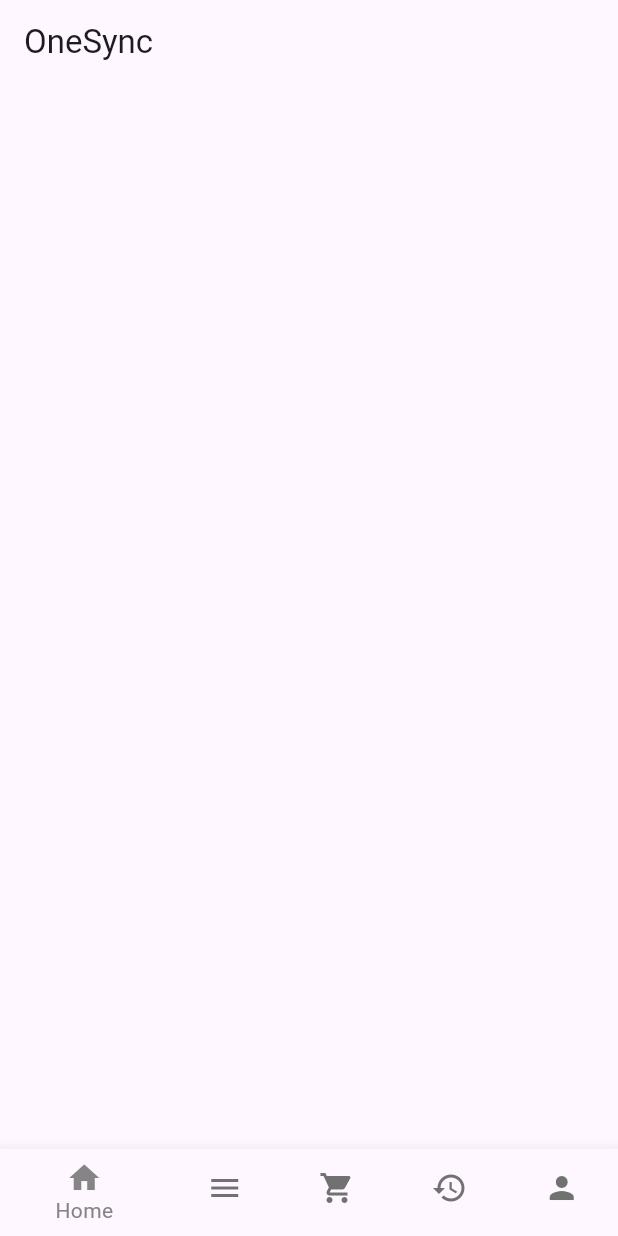
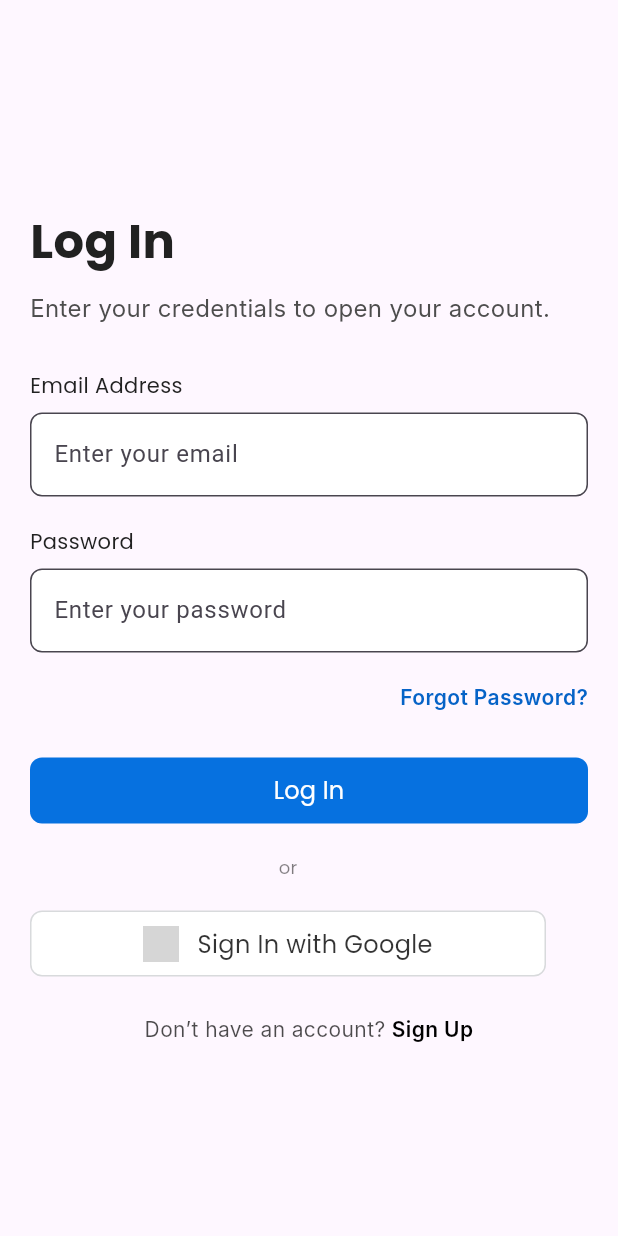
Before and after one commit to albertomarkallen/OneSync, a Flutter app: the screen it shows after launch, on a phone screen of 412 x 824 dp. Run offline on Flutter 3.47's test engine with Material 3 defaults, Android fonts, the phone set to English and light mode, and no system bars; our stand-ins replace cloud_firestore, dotted_border, firebase_auth, firebase_core, firebase_database, firebase_storage and 1 more; accounts and stored records are empty; network calls fail; Roboto replaces fonts that are missing (Inter); grey boxes are pictures that could not be loaded.

Commit message:
[Feature][Krennt] - Created Login/Signup - Used authenticationWrapper to Conditional Render Home

```diff
--- /dev/null
+++ b/lib/authenticationWrapper.dart
@@ -0,0 +1,28 @@
+import 'package:firebase_auth/firebase_auth.dart';
+import 'package:flutter/material.dart';
+import 'package:onesync/screens/home_screen.dart';
+import 'package:onesync/screens/login.dart';
+
+class AuthenticationWrapper extends StatefulWidget {
+  @override
+  _AuthenticationWrapperState createState() => _AuthenticationWrapperState();
+}
+
+class _AuthenticationWrapperState extends State<AuthenticationWrapper> {
+  @override
+  Widget build(BuildContext context) {
+    return StreamBuilder(
+      stream: FirebaseAuth.instance.authStateChanges(),
+      builder: (ctx, userSnapshot) {
+        if (userSnapshot.connectionState == ConnectionState.waiting) {
+          return CircularProgressIndicator(); // Show a loading indicator while checking authentication state
+        }
+        if (userSnapshot.hasData) {
+          return HomeScreen(); // User is logged in, show home screen
+        } else {
+          return LoginScreen(); // User is not logged in, show login screen
+        }
+      },
+    );
+  }
+}
--- a/lib/main.dart
+++ b/lib/main.dart
@@ -1,10 +1,9 @@
+import 'package:firebase_core/firebase_core.dart';
 import 'package:flutter/material.dart';
+import 'package:onesync/authenticationWrapper.dart';
 import 'package:onesync/firebase_options.dart';
-import 'package:onesync/navigation.dart';
-// ignore: unused_import
-import 'package:onesync/screens/product_details_screen.dart';
 import 'package:onesync/screens/add_product_screen.dart';
-import 'package:firebase_core/firebase_core.dart';
+import 'package:onesync/screens/login.dart';
 
 Future<void> main() async {
   WidgetsFlutterBinding.ensureInitialized();
@@ -13,26 +12,18 @@
 }
 
 class MyApp extends StatelessWidget {
-  const MyApp({super.key});
-
   @override
   Widget build(BuildContext context) {
     return MaterialApp(
       routes: {
         '/addProduct': (context) => AddProductScreen(),
-
-
-        // Other routes...
+        '/Login': (context) => LoginScreen(),
       },
       theme: ThemeData(
           // Add your theme customizations here
           ),
-      home: Scaffold(
-        appBar: AppBar(
-          title: const Text('OneSync'),
-        ),
-        bottomNavigationBar: Navigation(),
-      ),
+      home:
+          AuthenticationWrapper(), // Use AuthenticationWrapper as the first screen
     );
   }
 }
--- /dev/null
+++ b/lib/screens/login.dart
@@ -0,0 +1,276 @@
+import 'package:firebase_auth/firebase_auth.dart';
+import 'package:flutter/material.dart';
+import 'package:onesync/screens/SignUpScreen.dart';
+import 'package:onesync/screens/utils.dart';
+
+class LoginScreen extends StatelessWidget {
+  final TextEditingController _emailController = TextEditingController();
+  final TextEditingController _passwordController = TextEditingController();
+
+  @override
+  Widget build(BuildContext context) {
+    return Scaffold(
+      body: Center(
+        child: Padding(
+          padding: const EdgeInsets.symmetric(horizontal: 20),
+          child: Column(
+            mainAxisAlignment: MainAxisAlignment.center,
+            crossAxisAlignment: CrossAxisAlignment.start,
+            children: [
+              const Text(
+                'Log In',
+                style: TextStyle(
+                  color: Color(0xFF212121),
+                  fontSize: 32,
+                  fontFamily: 'Poppins',
+                  fontWeight: FontWeight.w700,
+                ),
+              ),
+              const SizedBox(height: 10),
+              const Text(
+                'Enter your credentials to open your account.',
+                style: TextStyle(
+                  color: Color(0xFF4D4D4D),
+                  fontSize: 16,
+                  fontFamily: 'Inter',
+                  fontWeight: FontWeight.w400,
+                ),
+              ),
+              const SizedBox(height: 30),
+              buildInputField('Email Address', _emailController),
+              const SizedBox(height: 20),
+              buildInputField('Password', _passwordController,
+                  isPassword: true),
+              const SizedBox(height: 20),
+              forgotPassword(),
+              const SizedBox(height: 30),
+              buildLoginButton(context),
+              const SizedBox(height: 20),
+              signWithGoogle(context),
+              const SizedBox(height: 30),
+              dontHaveAnAccount(context),
+            ],
+          ),
+        ),
+      ),
+    );
+  }
+
+  Widget signWithGoogle(BuildContext context) {
+    return SizedBox(
+      width: 344,
+      height: 86,
+      child: Column(
+        children: [
+          SizedBox(
+            width: double.infinity,
+            height: 18,
+            child: Align(
+              alignment: Alignment.center,
+              child: Text(
+                'or',
+                style: TextStyle(
+                  color: Colors.black.withOpacity(0.5),
+                  fontSize: 12,
+                  fontFamily: 'Poppins',
+                  fontWeight: FontWeight.w400,
+                ),
+              ),
+            ),
+          ),
+          const SizedBox(height: 20),
+          GestureDetector(
+            onTap: () {},
+            child: Container(
+              width: double.infinity,
+              height: 44,
+              padding: const EdgeInsets.symmetric(horizontal: 20),
+              clipBehavior: Clip.antiAlias,
+              decoration: BoxDecoration(
+                color: Colors.white,
+                border: Border.all(width: 1, color: Color(0xFFD8DADC)),
+                borderRadius: BorderRadius.circular(8),
+              ),
+              child: Row(
+                mainAxisAlignment: MainAxisAlignment.center,
+                children: [
+                  Container(
+                    width: 24,
+                    height: 24,
+                    decoration: const BoxDecoration(
+                      image: DecorationImage(
+                        image:
+                            NetworkImage("https://via.placeholder.com/24x24"),
+                        fit: BoxFit.fill,
+                      ),
+                    ),
+                  ),
+                  const SizedBox(width: 12),
+                  Align(
+                    alignment: Alignment.center,
+                    child: Text(
+                      'Sign In with Google',
+                      style: TextStyle(
+                        color: Colors.black.withOpacity(0.800000011920929),
+                        fontSize: 16,
+                        fontFamily: 'Poppins',
+                        fontWeight: FontWeight.w500,
+                        height: 0,
+                      ),
+                    ),
+                  ),
+                ],
+              ),
+            ),
+          ),
+        ],
+      ),
+    );
+  }
+
+  Widget dontHaveAnAccount(BuildContext context) {
+    return GestureDetector(
+      onTap: () {
+        Navigator.of(context).pushReplacement(
+          MaterialPageRoute(builder: (context) => const SignUpScreen()),
+        );
+      },
+      child: Align(
+        alignment: Alignment.center,
+        child: Column(
+          children: [
+            Text.rich(
+              TextSpan(
+                children: [
+                  TextSpan(
+                    text: 'Don’t have an account? ',
+                    style: TextStyle(
+                      color: Colors.black.withOpacity(0.7),
+                      fontSize: 14,
+                      fontFamily: 'Inter',
+                      fontWeight: FontWeight.w400,
+                      height: 0.09,
+                    ),
+                  ),
+                  const TextSpan(
+                    text: 'Sign Up',
+                    style: TextStyle(
+                      color: Colors.black,
+                      fontSize: 14,
+                      fontFamily: 'Inter',
+                      fontWeight: FontWeight.w600,
+                      height: 0.09,
+                    ),
+                  ),
+                ],
+              ),
+              textAlign: TextAlign.center,
+            ),
+          ],
+        ),
+      ),
+    );
+  }
+
+  Widget forgotPassword() {
+    return Align(
+      alignment: Alignment.bottomRight,
+      child: GestureDetector(
+        onTap: () {
+          // Add functionality for forgot password
+        },
+        child: const Text(
+          'Forgot Password?',
+          style: TextStyle(
+            color: Color(0xFF0663C7),
+            fontSize: 14,
+            fontFamily: 'Inter',
+            fontWeight: FontWeight.w600,
+          ),
+        ),
+      ),
+    );
+  }
+
+  Widget buildInputField(String label, TextEditingController controller,
+      {bool isPassword = false}) {
+    return Column(
+      crossAxisAlignment: CrossAxisAlignment.start,
+      children: [
+        Text(
+          label,
+          style: const TextStyle(
+            color: Color(0xFF212121),
+            fontSize: 14,
+            fontFamily: 'Poppins',
+            fontWeight: FontWeight.w500,
+          ),
+        ),
+        const SizedBox(height: 8),
+        TextFormField(
+          controller: controller,
+          obscureText: isPassword,
+          decoration: InputDecoration(
+            hintText: isPassword ? 'Enter your password' : 'Enter your email',
+            border: OutlineInputBorder(
+              borderRadius: BorderRadius.circular(8),
+              borderSide: const BorderSide(color: Color(0x3FABBED1), width: 1),
+            ),
+            filled: true,
+            fillColor: Colors.white,
+          ),
+        ),
+      ],
+    );
+  }
+
+  Widget buildLoginButton(BuildContext context) {
+    return Container(
+      width: double.infinity,
+      height: 44,
+      decoration: BoxDecoration(
+        color: const Color(0xFF0671E0),
+        borderRadius: BorderRadius.circular(8),
+      ),
+      child: TextButton(
+        // Add login functionality here
+        onPressed: () async {
+          // Add login logic here
+          final String email = _emailController.text.trim();
+          final String password = _passwordController.text.trim();
+          // Check if email and password are not empty
+          if (email.isNotEmpty && password.isNotEmpty) {
+            User? user = await signInWithEmailPassword(email, password);
+            // Check if user is not null
+            if (user != null) {
+              ScaffoldMessenger.of(context).showSnackBar(
+                const SnackBar(content: Text('Login successful!')),
+              );
+              // Navigate to the next screen upon successful login
+              Navigator.of(context).pushReplacementNamed('/');
+            } else {
+              ScaffoldMessenger.of(context).showSnackBar(
+                const SnackBar(content: Text('Failed to log in')),
+              );
+            }
+          } else {
+            ScaffoldMessenger.of(context).showSnackBar(
+              const SnackBar(
+                  content: Text('Please enter valid email and password')),
+            );
+          }
+        },
+        child: const Text(
+          'Log In',
+          textAlign: TextAlign.center,
+          style: TextStyle(
+            color: Colors.white,
+            fontSize: 16,
+            fontFamily: 'Poppins',
+            fontWeight: FontWeight.w500,
+          ),
+        ),
+      ),
+    );
+  }
+}
--- a/lib/screens/menu_screen.dart
+++ b/lib/screens/menu_screen.dart
@@ -1,5 +1,6 @@
 import 'package:cloud_firestore/cloud_firestore.dart';
 import 'package:dotted_border/dotted_border.dart';
+import 'package:firebase_storage/firebase_storage.dart';
 import 'package:flutter/material.dart';
 import 'package:intl/intl.dart';
 import 'package:onesync/models/models.dart';
@@ -15,6 +16,7 @@ class MenuScreen extends StatefulWidget {
 
 // Static Data for Menu Items
 class _MenuScreenState extends State<MenuScreen> {
+  List<Reference> uploadedFiles = [];
   List<MenuItem> _menuItems = [];
   List<MenuItem> _displayedMenuItems = [];
   final TextEditingController _searchController = TextEditingController();
```
Also changed, not shown: lib/screens/add_product_screen.dart (+90 -61 lines), lib/screens/profile_screen.dart (+22 -4 lines), lib/screens/signUpScreen.dart (added, +99 -0 lines), lib/screens/utils.dart (+55 -5 lines), pubspec.lock.
